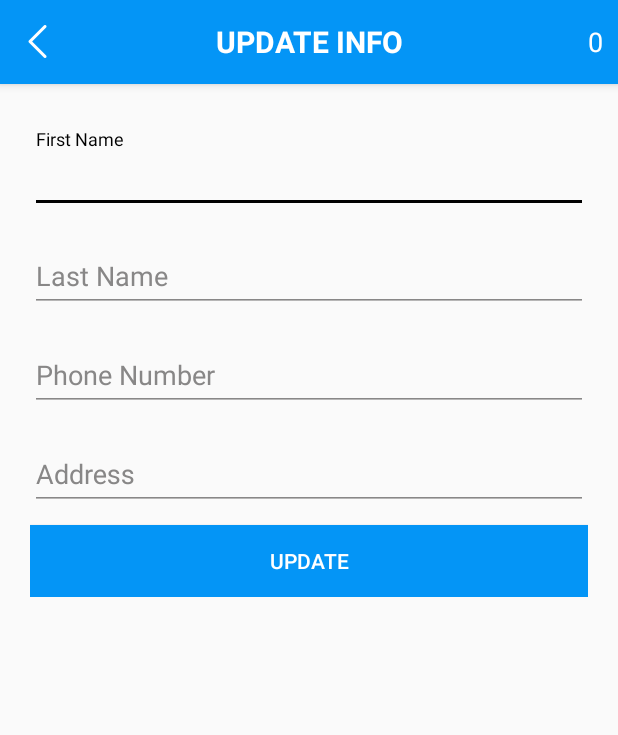
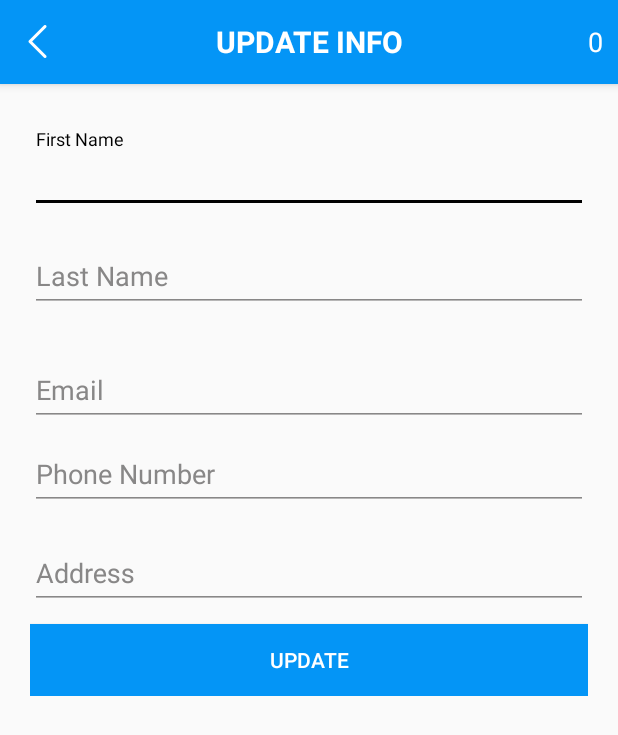
Before and after one commit to varshini-github/toVisit_varshini_779380_android1, an Android app: the Update screen opened directly, with no data from a screen before it, on a phone screen of 412 x 824 dp. Shown: the top 735 px of the screen. Run offline under Robolectric (Android 15) with nearby library versions, the phone set to English and light mode, and no system bars; 4 statements that could not run were skipped.

Commit message:
changes on updated page

```diff
--- a/app/src/main/res/layout/activity_update.xml
+++ b/app/src/main/res/layout/activity_update.xml
@@ -108,6 +108,21 @@
         </com.google.android.material.textfield.TextInputLayout>
 
         <com.google.android.material.textfield.TextInputLayout
+            android:id="@+id/email"
+            android:layout_width="match_parent"
+            android:layout_height="wrap_content"
+            android:layout_marginTop="@dimen/margin_10"
+            android:theme="@style/TextLabel">
+
+            <androidx.appcompat.widget.AppCompatEditText
+                android:layout_width="match_parent"
+                android:layout_height="wrap_content"
+                android:hint="Email"
+                android:inputType="textCapSentences|textMultiLine"
+                android:textSize="@dimen/text_18" />
+        </com.google.android.material.textfield.TextInputLayout>
+
+        <com.google.android.material.textfield.TextInputLayout
             android:id="@+id/txtPhoneNumber"
             android:layout_width="match_parent"
             android:layout_height="wrap_content"
```
